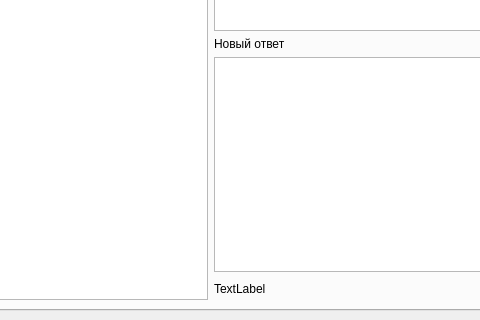
Above: mainwindow.ui from grigvlwork/error_editor before the change; both pictures show x 309 to 789 and y 532 to 852 of the 1040 by 852 pixel window. Below: the same form after it.
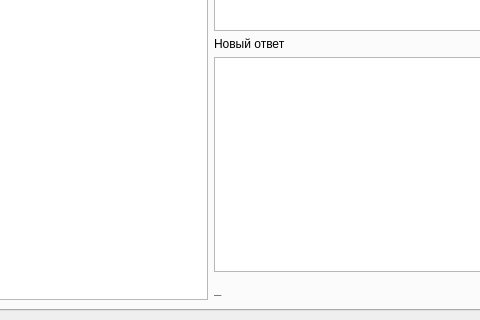
That is the form after the change. Icons and pictures are not drawn.

Commit message: сделал правильную связь между таблицей и формой, добавил счетчик записей

```diff
--- a/mainwindow.ui
+++ b/mainwindow.ui
@@ -335,8 +335,15 @@
              <layout class="QHBoxLayout" name="horizontalLayout_5">
               <item>
                <widget class="QLabel" name="counter_lb">
+                <property name="font">
+                 <font>
+                  <pointsize>10</pointsize>
+                  <weight>75</weight>
+                  <bold>true</bold>
+                 </font>
+                </property>
                 <property name="text">
-                 <string>TextLabel</string>
+                 <string>_</string>
                 </property>
                </widget>
               </item>
```
The commit also changes 1 other file.
